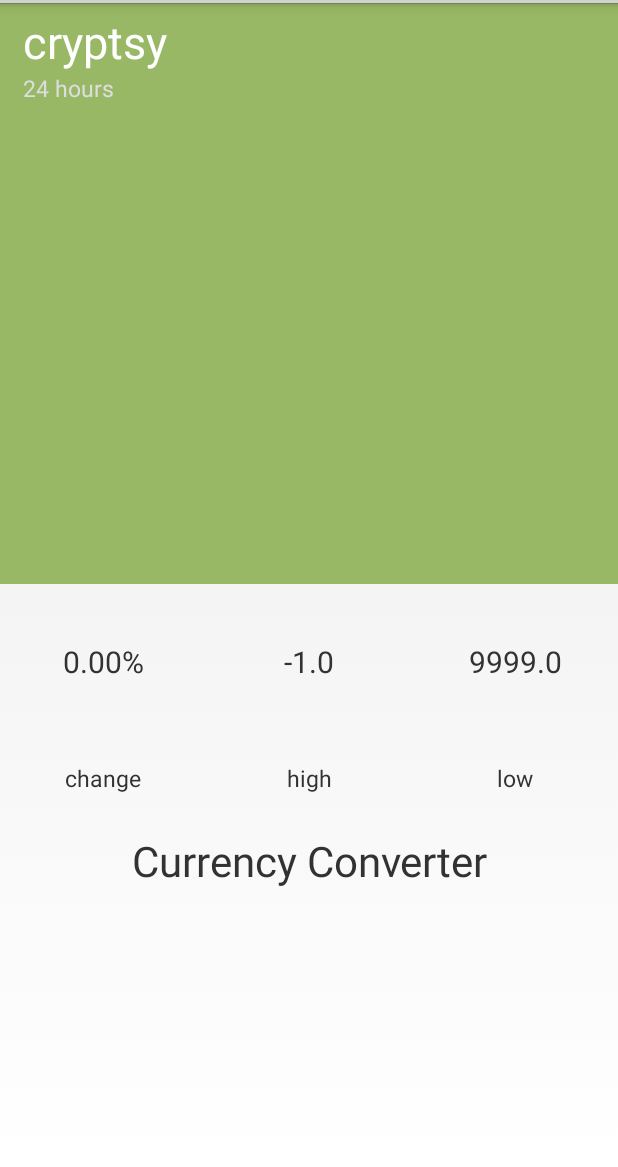
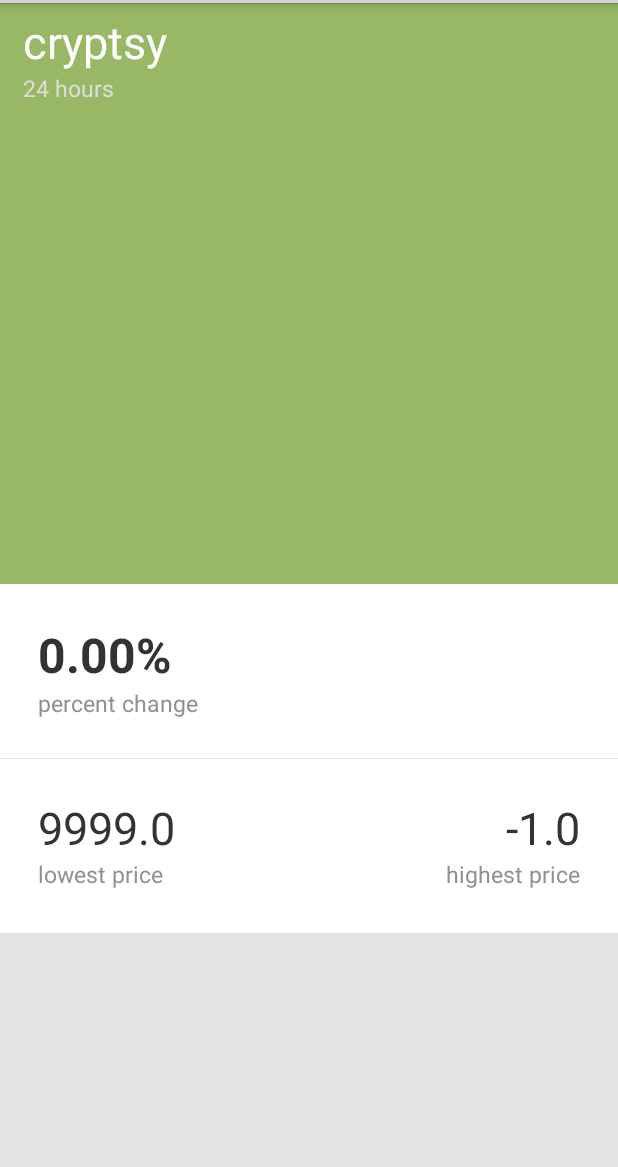
Before and after one commit to christophior/DogecoinTicker, an Android app: the fragment ExchangeFragment shown on its own in the app's theme, on a phone screen of 412 x 824 dp, the part 69-1236 px from its top. Run offline under Robolectric (Android 15) with nearby library versions, the phone set to English and light mode, and no system bars.

Commit message:
some design changes

```diff
--- /dev/null
+++ b/app/src/main/res/drawable/borderframe.xml
@@ -0,0 +1,19 @@
+<?xml version="1.0" encoding="utf-8"?>
+<layer-list xmlns:android="http://schemas.android.com/apk/res/android" >
+    <item>
+        <shape
+            android:shape="rectangle">
+            <stroke android:width="1dp" android:color="#e3e3e3" />
+            <solid android:color="#e3e3e3" />
+        </shape>
+    </item>
+
+    <item android:bottom="1dp">
+        <shape
+            android:shape="rectangle">
+            <stroke android:width="1dp" android:color="#fff" />
+            <solid android:color="#fff" />
+
+        </shape>
+    </item>
+</layer-list>
--- a/app/src/main/res/layout/fragment_exchange.xml
+++ b/app/src/main/res/layout/fragment_exchange.xml
@@ -9,6 +9,7 @@
     android:orientation="vertical"
     tools:context="christophior.dogecointicker.app">
 
+    <!-- Titles 1/10-->
     <LinearLayout
         android:id="@+id/title"
         android:layout_below="@+id/graph"
@@ -40,6 +41,7 @@
             android:textSize="15sp"/>
     </LinearLayout>
 
+    <!-- Graph 4/10-->
     <LinearLayout
         android:id="@+id/graph"
         android:layout_below="@+id/time_buttons"
@@ -49,119 +51,155 @@
         android:layout_weight="4"
         android:background="#ff98b865"/>
 
+    <!-- Stats 3/10-->
     <LinearLayout
         android:id="@+id/stats"
-        android:layout_below="@+id/graph"
-        android:orientation="horizontal"
+        android:orientation="vertical"
         android:layout_width="fill_parent"
         android:layout_height="0dip"
-        android:layout_weight="2">
+        android:layout_weight="3">
 
+        <!-- Row 1 -->
         <LinearLayout
-            android:layout_weight="1"
-            android:layout_width="0dip"
+            android:layout_width="fill_parent"
             android:layout_height="fill_parent"
-            android:orientation="vertical">
+            android:orientation="horizontal"
+            android:background="@drawable/borderframe"
+            android:layout_weight="1">
 
             <LinearLayout
                 android:layout_width="fill_parent"
-                android:layout_height="0dip"
-                android:layout_weight="2">
+                android:layout_height="fill_parent"
+                android:orientation="vertical"
+                android:background="@drawable/borderframe"
+                android:layout_weight="1">
                 <TextView
                     android:id="@+id/change_text"
-                    android:text="N/A"
-                    android:textSize="@dimen/stat_numbers"
-                    android:gravity="center"
-                    android:layout_width="match_parent"
-                    android:layout_height="match_parent" />
+                    android:text="@string/na"
+                    android:textColor="@color/stat_label_color"
+                    android:textStyle="bold"
+                    android:layout_height="wrap_content"
+                    android:layout_width="fill_parent"
+                    android:paddingTop="@dimen/stats_top_padding"
+                    android:paddingLeft="@dimen/stats_left_padding"
+                    android:textSize="32sp"
+                    android:gravity="left"/>
+                <TextView
+                    android:layout_width="fill_parent"
+                    android:layout_centerVertical="true"
+                    android:layout_height="0dp" />
+                <TextView
+                    android:text="@string/change_label"
+                    android:textColor="@color/label_color"
+                    android:layout_height="wrap_content"
+                    android:paddingLeft="@dimen/stats_left_padding"
+                    android:layout_width="fill_parent"
+                    android:textSize="15sp"
+                    android:gravity="left"/>
             </LinearLayout>
 
             <LinearLayout
                 android:layout_width="fill_parent"
-                android:layout_height="0dip"
+                android:layout_height="fill_parent"
+                android:orientation="vertical"
                 android:layout_weight="1">
                 <TextView
-                    android:text="change"
-                    android:textSize="@dimen/stat_labels"
-                    android:gravity="center"
-                    android:layout_width="match_parent"
-                    android:layout_height="match_parent" />
+                    android:text=""
+                    android:layout_height="wrap_content"
+                    android:layout_width="fill_parent"
+                    android:gravity="center_horizontal"/>
+                <TextView
+                    android:layout_width="fill_parent"
+                    android:layout_centerVertical="true"
+                    android:layout_height="0dp" />
+                <TextView
+                    android:text=""
+                    android:layout_height="wrap_content"
+                    android:layout_width="fill_parent"
+                    android:textSize="15sp"
+                    android:gravity="center_horizontal"/>
             </LinearLayout>
         </LinearLayout>
 
+        <!-- Row 2 -->
         <LinearLayout
+            android:layout_width="fill_parent"
+            android:layout_height="fill_parent"
             android:layout_weight="1"
-            android:layout_width="0dip"
-            android:orientation="vertical"
-            android:layout_height="fill_parent">
+            android:orientation="horizontal"
+            android:background="#fff">
 
             <LinearLayout
                 android:layout_width="fill_parent"
-                android:layout_height="0dip"
-                android:layout_weight="2">
+                android:layout_height="fill_parent"
+                android:orientation="vertical"
+                android:layout_weight="1">
                 <TextView
-                    android:id="@+id/high_text"
-                    android:text="N/A"
-                    android:textSize="@dimen/stat_numbers"
-                    android:gravity="center"
-                    android:layout_width="match_parent"
-                    android:layout_height="match_parent" />
+                    android:id="@+id/low_text"
+                    android:text="@string/na"
+                    android:textColor="@color/stat_label_color"
+                    android:layout_height="wrap_content"
+                    android:layout_width="fill_parent"
+                    android:paddingTop="@dimen/stats_top_padding"
+                    android:paddingLeft="@dimen/stats_left_padding"
+                    android:textSize="30sp"
+                    android:gravity="left"/>
+                <TextView
+                    android:layout_width="fill_parent"
+                    android:layout_centerVertical="true"
+                    android:layout_height="0dp" />
+                <TextView
+                    android:text="@string/low_label"
+                    android:textColor="@color/label_color"
+                    android:paddingLeft="@dimen/stats_left_padding"
+                    android:layout_height="wrap_content"
+                    android:layout_width="fill_parent"
+                    android:textSize="15sp"
+                    android:gravity="left"/>
             </LinearLayout>
+
 
             <LinearLayout
                 android:layout_width="fill_parent"
-                android:layout_height="0dip"
+                android:layout_height="fill_parent"
+                android:orientation="vertical"
                 android:layout_weight="1">
                 <TextView
-                    android:text="high"
-                    android:textSize="@dimen/stat_labels"
-                    android:gravity="center"
-                    android:layout_width="match_parent"
-                    android:layout_height="match_parent" />
-            </LinearLayout>
-        </LinearLayout>
-
-        <LinearLayout
-            android:layout_weight="1"
-            android:layout_width="0dip"
-            android:layout_height="fill_parent"
-            android:orientation="vertical">
-
-            <LinearLayout
-                android:layout_width="fill_parent"
-                android:layout_height="0dip"
-                android:layout_weight="2">
+                    android:id="@+id/high_text"
+                    android:text="@string/na"
+                    android:textColor="@color/stat_label_color"
+                    android:layout_height="wrap_content"
+                    android:layout_width="fill_parent"
+                    android:paddingTop="@dimen/stats_top_padding"
+                    android:paddingRight="@dimen/stats_right_padding"
+                    android:textSize="30sp"
+                    android:gravity="right"/>
                 <TextView
-                    android:id="@+id/low_text"
-                    android:text="N/A"
-                    android:textSize="@dimen/stat_numbers"
-                    android:gravity="center"
-                    android:layout_width="match_parent"
-                    android:layout_height="match_parent" />
-            </LinearLayout>
-
-            <LinearLayout
-                android:layout_width="fill_parent"
-                android:layout_height="0dip"
-                android:layout_weight="1">
+                    android:layout_width="fill_parent"
+                    android:layout_centerVertical="true"
+                    android:layout_height="0dp" />
                 <TextView
-                    android:text="low"
-                    android:textSize="@dimen/stat_labels"
-                    android:gravity="center"
-                    android:layout_width="match_parent"
-                    android:layout_height="match_parent" />
+                    android:text="@string/high_label"
+                    android:textColor="@color/label_color"
+                    android:layout_height="wrap_content"
+                    android:paddingRight="@dimen/stats_right_padding"
+                    android:layout_width="fill_parent"
+                    android:textSize="15sp"
+                    android:gravity="right"/>
             </LinearLayout>
         </LinearLayout>
 
     </LinearLayout>
 
+    <!-- Converter 2/10 -->
     <LinearLayout
         android:id="@+id/converter"
         android:orientation="vertical"
         android:layout_below="@+id/stats"
         android:layout_width="fill_parent"
         android:layout_height="0dip"
-        android:layout_weight="3">
+        android:layout_weight="2"
+        android:background="#e3e3e3">
 
         <LinearLayout
             android:orientation="vertical"
@@ -170,7 +208,7 @@
             android:layout_weight="1">
 
             <TextView
-                android:text="Currency Converter"
+                android:text="@string/converter_title"
                 android:textSize="28dp"
                 android:gravity="center"
                 android:layout_width="match_parent"
--- a/app/src/main/res/values/color.xml
+++ b/app/src/main/res/values/color.xml
@@ -11,5 +11,7 @@
     <color name="exchange_title_color">#fff</color>
     <color name="exchange_interval_color">#ffdddddd</color>
     <color name="graph_background_color">#98b865</color>
+    <color name="stat_label_color">#333</color>
+    <color name="label_color">#909090</color>
 
 </resources>
--- a/app/src/main/res/values/dimens.xml
+++ b/app/src/main/res/values/dimens.xml
@@ -9,5 +9,9 @@
     <dimen name="exchange_title_padding_left">15dp</dimen>
     <dimen name="exchange_title_padding_top">5dp</dimen>
     <dimen name="exchange_title_padding_bottom">15dp</dimen>
+    <dimen name="stats_top_padding">25dp</dimen>
+    <dimen name="stats_left_padding">25dp</dimen>
+    <dimen name="stats_right_padding">25dp</dimen>
+
 
 </resources>
--- a/app/src/main/res/values/strings.xml
+++ b/app/src/main/res/values/strings.xml
@@ -47,6 +47,14 @@
     <string name="exchange_title"></string>
     <string name="exchange_interval"></string>
 
+    <string name="na">N/A</string>
+    <string name="change_label">percent change</string>
+    <string name="high_label">highest price</string>
+    <string name="low_label">lowest price</string>
+
+    <string name="converter_title"></string>
+
+
     <string name="interval">Interval</string>
     <string name="interval1h">1h</string>
     <string name="interval3h">3h</string>
```
